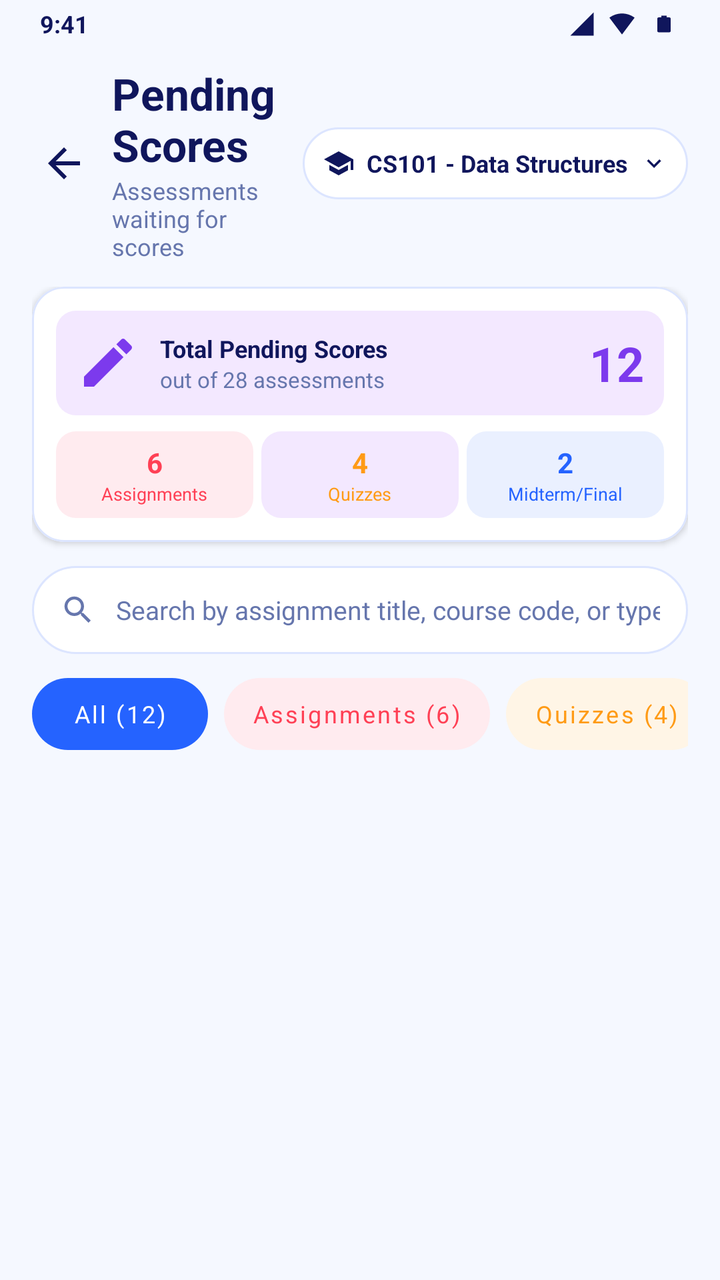
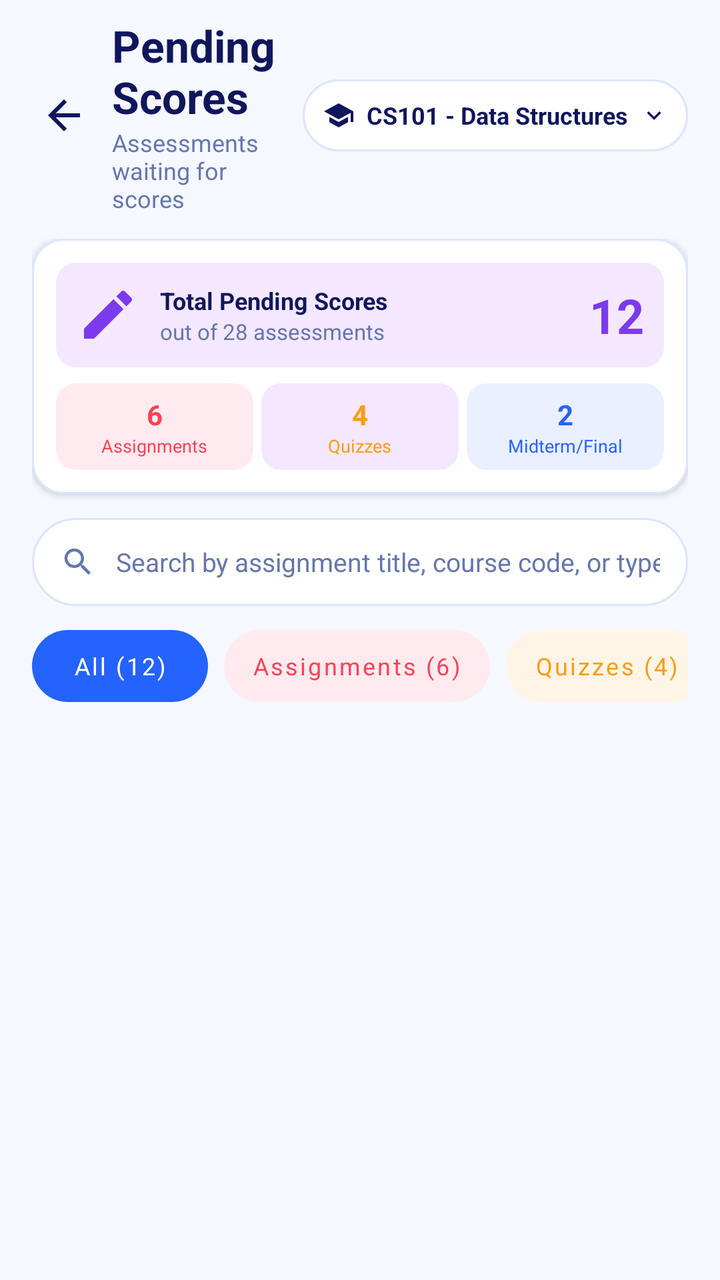

Compare the two renders of this Android layout. The source of the first and the diff that turns it into the second are given below.
<!-- AndroidManifest.xml: application theme Theme.Studentlearnanalytics -->
<!-- res/layout/fragment_manage_scores.xml -->
<?xml version="1.0" encoding="utf-8"?>
<LinearLayout
    xmlns:android="http://schemas.android.com/apk/res/android"
    xmlns:app="http://schemas.android.com/apk/res-auto"
    android:layout_width="match_parent"
    android:layout_height="match_parent"
    android:orientation="vertical"
    android:background="@color/teacher_bg"
    android:fitsSystemWindows="true">

    
    <RelativeLayout
        android:layout_width="match_parent"
        android:layout_height="24dp"
        android:paddingStart="20dp"
        android:paddingEnd="20dp"
        android:gravity="center_vertical">

        <TextView
            android:id="@+id/tvStatusBarTime"
            android:layout_width="wrap_content"
            android:layout_height="wrap_content"
            android:text="9:41"
            android:textColor="@color/teacher_dark_navy"
            android:textSize="12sp"
            android:textStyle="bold"
            android:layout_alignParentStart="true"
            android:layout_centerVertical="true"/>

        <LinearLayout
            android:layout_width="wrap_content"
            android:layout_height="wrap_content"
            android:orientation="horizontal"
            android:gravity="center_vertical"
            android:layout_alignParentEnd="true"
            android:layout_centerVertical="true">

            <ImageView
                android:layout_width="14dp"
                android:layout_height="14dp"
                android:src="@drawable/ic_signal_status"
                app:tint="@color/teacher_dark_navy"
                android:contentDescription="Signal" />

            <ImageView
                android:layout_width="14dp"
                android:layout_height="14dp"
                android:layout_marginStart="6dp"
                android:src="@drawable/ic_wifi_status"
                app:tint="@color/teacher_dark_navy"
                android:contentDescription="WiFi" />

            <ImageView
                android:layout_width="16dp"
                android:layout_height="14dp"
                android:layout_marginStart="6dp"
                android:src="@drawable/ic_battery_status"
                app:tint="@color/teacher_dark_navy"
                android:contentDescription="Battery" />
        </LinearLayout>
    </RelativeLayout>

    
    <LinearLayout
        android:layout_width="match_parent"
        android:layout_height="wrap_content"
        android:orientation="horizontal"
        android:gravity="center_vertical"
        android:paddingStart="16dp"
        android:paddingEnd="16dp"
        android:paddingTop="8dp"
        android:paddingBottom="8dp">

        <ImageView
            android:id="@+id/btnTeacherPendingScoresBack"
            android:layout_width="32dp"
            android:layout_height="32dp"
            android:padding="4dp"
            android:src="@drawable/ic_back"
            app:tint="@color/teacher_dark_navy"
            android:contentDescription="Back"
            android:clickable="true"
            android:focusable="true"
            android:background="?attr/selectableItemBackgroundBorderless" />

        <LinearLayout
            android:layout_width="0dp"
            android:layout_height="wrap_content"
            android:layout_weight="1"
            android:layout_marginStart="8dp"
            android:orientation="vertical">

            <TextView
                android:layout_width="wrap_content"
                android:layout_height="wrap_content"
                android:text="Pending Scores"
                android:textColor="@color/teacher_dark_navy"
                android:textSize="22sp"
                android:textStyle="bold" />

            <TextView
                android:layout_width="wrap_content"
                android:layout_height="wrap_content"
                android:text="Assessments waiting for scores"
                android:textColor="@color/teacher_secondary_text"
                android:textSize="12sp" />
        </LinearLayout>

        
        <LinearLayout
            android:id="@+id/btnCourseSelector"
            android:layout_width="wrap_content"
            android:layout_height="36dp"
            android:background="@drawable/bg_teacher_dropdown"
            android:gravity="center_vertical"
            android:orientation="horizontal"
            android:paddingHorizontal="10dp"
            android:clickable="true"
            android:focusable="true"
            android:foreground="?attr/selectableItemBackground">

            <ImageView
                android:layout_width="16dp"
                android:layout_height="16dp"
                android:src="@drawable/ic_graduation_cap"
                app:tint="@color/teacher_dark_navy"
                android:contentDescription="Course" />

            <TextView
                android:id="@+id/tvSelectedCourseName"
                android:layout_width="wrap_content"
                android:layout_height="wrap_content"
                android:layout_marginStart="6dp"
                android:layout_marginEnd="6dp"
                android:text="CS101 - Data Structures"
                android:textColor="@color/teacher_dark_navy"
                android:textSize="12sp"
                android:textStyle="bold" />

            <ImageView
                android:layout_width="14dp"
                android:layout_height="14dp"
                android:src="@drawable/ic_chevron_down"
                app:tint="@color/teacher_dark_navy"
                android:contentDescription="Dropdown" />
        </LinearLayout>
    </LinearLayout>

    <ScrollView
        android:layout_width="match_parent"
        android:layout_height="0dp"
        android:layout_weight="1"
        android:fillViewport="true"
        android:scrollbars="none">

        <LinearLayout
            android:layout_width="match_parent"
            android:layout_height="wrap_content"
            android:orientation="vertical"
            android:paddingHorizontal="16dp"
            android:paddingTop="4dp"
            android:paddingBottom="16dp">

            
            <com.google.android.material.card.MaterialCardView
                android:layout_width="match_parent"
                android:layout_height="wrap_content"
                android:layout_marginBottom="12dp"
                app:cardBackgroundColor="@color/teacher_card_bg"
                app:cardCornerRadius="16dp"
                app:cardElevation="2dp"
                app:strokeColor="@color/teacher_border"
                app:strokeWidth="1dp">

                <LinearLayout
                    android:layout_width="match_parent"
                    android:layout_height="wrap_content"
                    android:orientation="vertical"
                    android:padding="12dp">

                    
                    <LinearLayout
                        android:layout_width="match_parent"
                        android:layout_height="wrap_content"
                        android:orientation="horizontal"
                        android:gravity="center_vertical"
                        android:background="@drawable/bg_metric_purple"
                        android:padding="10dp">

                        <ImageView
                            android:layout_width="32dp"
                            android:layout_height="32dp"
                            android:src="@drawable/ic_pencil_edit"
                            app:tint="#7C3AED"
                            android:contentDescription="Pencil" />

                        <LinearLayout
                            android:layout_width="0dp"
                            android:layout_height="wrap_content"
                            android:layout_weight="1"
                            android:layout_marginStart="10dp"
                            android:orientation="vertical">

                            <TextView
                                android:layout_width="wrap_content"
                                android:layout_height="wrap_content"
                                android:text="Total Pending Scores"
                                android:textColor="@color/teacher_dark_navy"
                                android:textSize="12sp"
                                android:textStyle="bold" />

                            <TextView
                                android:id="@+id/tvTotalPendingSubtext"
                                android:layout_width="wrap_content"
                                android:layout_height="wrap_content"
                                android:text="out of 28 assessments"
                                android:textColor="@color/teacher_secondary_text"
                                android:textSize="11sp" />
                        </LinearLayout>

                        <TextView
                            android:id="@+id/tvTotalPendingCount"
                            android:layout_width="wrap_content"
                            android:layout_height="wrap_content"
                            android:text="12"
                            android:textColor="#7C3AED"
                            android:textSize="24sp"
                            android:textStyle="bold" />
                    </LinearLayout>

                    
                    <LinearLayout
                        android:layout_width="match_parent"
                        android:layout_height="wrap_content"
                        android:layout_marginTop="8dp"
                        android:orientation="horizontal">

                        
                        <LinearLayout
                            android:layout_width="0dp"
                            android:layout_height="wrap_content"
                            android:layout_weight="1"
                            android:background="@drawable/bg_metric_red"
                            android:gravity="center"
                            android:orientation="vertical"
                            android:paddingVertical="6dp"
                            android:layout_marginEnd="2dp">

                            <TextView
                                android:id="@+id/tvCountAssignments"
                                android:layout_width="wrap_content"
                                android:layout_height="wrap_content"
                                android:text="6"
                                android:textColor="@color/status_at_risk_text"
                                android:textSize="14sp"
                                android:textStyle="bold" />

                            <TextView
                                android:layout_width="wrap_content"
                                android:layout_height="wrap_content"
                                android:text="Assignments"
                                android:textColor="@color/status_at_risk_text"
                                android:textSize="9sp" />
                        </LinearLayout>

                        
                        <LinearLayout
                            android:layout_width="0dp"
                            android:layout_height="wrap_content"
                            android:layout_weight="1"
                            android:background="@drawable/bg_metric_purple"
                            android:gravity="center"
                            android:orientation="vertical"
                            android:paddingVertical="6dp"
                            android:layout_marginHorizontal="2dp">

                            <TextView
                                android:id="@+id/tvCountQuizzes"
                                android:layout_width="wrap_content"
                                android:layout_height="wrap_content"
                                android:text="4"
                                android:textColor="@color/status_attention_text"
                                android:textSize="14sp"
                                android:textStyle="bold" />

                            <TextView
                                android:layout_width="wrap_content"
                                android:layout_height="wrap_content"
                                android:text="Quizzes"
                                android:textColor="@color/status_attention_text"
                                android:textSize="9sp" />
                        </LinearLayout>

                        
                        <LinearLayout
                            android:layout_width="0dp"
                            android:layout_height="wrap_content"
                            android:layout_weight="1"
                            android:background="@drawable/bg_metric_blue"
                            android:gravity="center"
                            android:orientation="vertical"
                            android:paddingVertical="6dp"
                            android:layout_marginStart="2dp">

                            <TextView
                                android:id="@+id/tvCountExams"
                                android:layout_width="wrap_content"
                                android:layout_height="wrap_content"
                                android:text="2"
                                android:textColor="@color/teacher_primary_blue"
                                android:textSize="14sp"
                                android:textStyle="bold" />

                            <TextView
                                android:layout_width="wrap_content"
                                android:layout_height="wrap_content"
                                android:text="Midterm/Final"
                                android:textColor="@color/teacher_primary_blue"
                                android:textSize="9sp" />
                        </LinearLayout>

                    </LinearLayout>

                </LinearLayout>

            </com.google.android.material.card.MaterialCardView>

            
            <LinearLayout
                android:layout_width="match_parent"
                android:layout_height="44dp"
                android:background="@drawable/bg_search_input"
                android:gravity="center_vertical"
                android:orientation="horizontal"
                android:paddingHorizontal="14dp"
                android:layout_marginBottom="12dp">

                <ImageView
                    android:layout_width="18dp"
                    android:layout_height="18dp"
                    android:src="@drawable/ic_search"
                    app:tint="@color/teacher_secondary_text"
                    android:contentDescription="Search" />

                <EditText
                    android:id="@+id/edtSearchPending"
                    android:layout_width="match_parent"
                    android:layout_height="match_parent"
                    android:layout_marginStart="10dp"
                    android:background="@null"
                    android:hint="Search by assignment title, course code, or type..."
                    android:imeOptions="actionSearch"
                    android:inputType="text"
                    android:textColor="@color/teacher_dark_navy"
                    android:textColorHint="@color/teacher_secondary_text"
                    android:textSize="13sp" />
            </LinearLayout>

            
            <HorizontalScrollView
                android:layout_width="match_parent"
                android:layout_height="wrap_content"
                android:scrollbars="none"
                android:layout_marginBottom="12dp">

                <LinearLayout
                    android:layout_width="wrap_content"
                    android:layout_height="wrap_content"
                    android:orientation="horizontal"
                    android:gravity="center_vertical">

                    <com.google.android.material.button.MaterialButton
                        android:id="@+id/btnFilterAllPending"
                        style="@style/Widget.MaterialComponents.Button.UnelevatedButton"
                        android:layout_width="wrap_content"
                        android:layout_height="36dp"
                        android:text="All (12)"
                        android:textAllCaps="false"
                        android:textSize="12sp"
                        android:textColor="@color/white"
                        app:backgroundTint="@color/teacher_primary_blue"
                        app:cornerRadius="18dp"
                        android:paddingHorizontal="14dp"
                        android:insetTop="0dp"
                        android:insetBottom="0dp" />

                    <com.google.android.material.button.MaterialButton
                        android:id="@+id/btnFilterAssignments"
                        style="@style/Widget.MaterialComponents.Button.UnelevatedButton"
                        android:layout_width="wrap_content"
                        android:layout_height="36dp"
                        android:layout_marginStart="8dp"
                        android:text="Assignments (6)"
                        android:textAllCaps="false"
                        android:textSize="12sp"
                        android:textColor="@color/status_at_risk_text"
                        app:backgroundTint="@color/status_at_risk_bg"
                        app:cornerRadius="18dp"
                        android:paddingHorizontal="14dp"
                        android:insetTop="0dp"
                        android:insetBottom="0dp" />

                    <com.google.android.material.button.MaterialButton
                        android:id="@+id/btnFilterQuizzes"
                        style="@style/Widget.MaterialComponents.Button.UnelevatedButton"
                        android:layout_width="wrap_content"
                        android:layout_height="36dp"
                        android:layout_marginStart="8dp"
                        android:text="Quizzes (4)"
                        android:textAllCaps="false"
                        android:textSize="12sp"
                        android:textColor="@color/status_attention_text"
                        app:backgroundTint="@color/status_attention_bg"
                        app:cornerRadius="18dp"
                        android:paddingHorizontal="14dp"
                        android:insetTop="0dp"
                        android:insetBottom="0dp" />

                    <com.google.android.material.button.MaterialButton
                        android:id="@+id/btnFilterExams"
                        style="@style/Widget.MaterialComponents.Button.UnelevatedButton"
                        android:layout_width="wrap_content"
                        android:layout_height="36dp"
                        android:layout_marginStart="8dp"
                        android:text="Exams (2)"
                        android:textAllCaps="false"
                        android:textSize="12sp"
                        android:textColor="@color/teacher_primary_blue"
                        app:backgroundTint="@color/teacher_surface_light"
                        app:cornerRadius="18dp"
                        android:paddingHorizontal="14dp"
                        android:insetTop="0dp"
                        android:insetBottom="0dp" />

                    <com.google.android.material.button.MaterialButton
                        android:id="@+id/btnFilterOverdue"
                        style="@style/Widget.MaterialComponents.Button.UnelevatedButton"
                        android:layout_width="wrap_content"
                        android:layout_height="36dp"
                        android:layout_marginStart="8dp"
                        android:text="Overdue (3)"
                        android:textAllCaps="false"
                        android:textSize="12sp"
                        android:textColor="@color/status_at_risk_text"
                        app:backgroundTint="@color/status_at_risk_bg"
                        app:cornerRadius="18dp"
                        android:paddingHorizontal="14dp"
                        android:insetTop="0dp"
                        android:insetBottom="0dp" />

                    <LinearLayout
                        android:id="@+id/btnFilterDropdown"
                        android:layout_width="wrap_content"
                        android:layout_height="36dp"
                        android:layout_marginStart="8dp"
                        android:background="@drawable/bg_teacher_dropdown"
                        android:gravity="center_vertical"
                        android:orientation="horizontal"
                        android:paddingHorizontal="12dp"
                        android:clickable="true"
                        android:focusable="true">

                        <ImageView
                            android:layout_width="14dp"
                            android:layout_height="14dp"
                            android:src="@drawable/ic_filter_sliders"
                            app:tint="@color/teacher_primary_blue"
                            android:contentDescription="Filter" />

                        <TextView
                            android:layout_width="wrap_content"
                            android:layout_height="wrap_content"
                            android:layout_marginStart="6dp"
                            android:layout_marginEnd="4dp"
                            android:text="Filter"
                            android:textColor="@color/teacher_primary_blue"
                            android:textSize="12sp"
                            android:textStyle="bold" />

                        <ImageView
                            android:layout_width="12dp"
                            android:layout_height="12dp"
                            android:src="@drawable/ic_chevron_down"
                            app:tint="@color/teacher_primary_blue"
                            android:contentDescription="Chevron" />
                    </LinearLayout>

                </LinearLayout>
            </HorizontalScrollView>

            
            <androidx.recyclerview.widget.RecyclerView
                android:id="@+id/rvPendingAssessments"
                android:layout_width="match_parent"
                android:layout_height="wrap_content"
                android:nestedScrollingEnabled="false" />

        </LinearLayout>
    </ScrollView>

</LinearLayout>
<!-- resources referenced by this layout -->
<resources>
  <color name="status_at_risk_bg">#FFEBEF</color>
  <color name="status_at_risk_text">#FF4055</color>
  <color name="status_attention_bg">#FFF5E6</color>
  <color name="status_attention_text">#FF9B16</color>
  <color name="teacher_bg">#F5F8FF</color>
  <color name="teacher_border">#DCE5FF</color>
  <color name="teacher_card_bg">#FFFFFF</color>
  <color name="teacher_dark_navy">#10165C</color>
  <color name="teacher_primary_blue">#2563FF</color>
  <color name="teacher_secondary_text">#6676AD</color>
  <color name="teacher_surface_light">#EAF0FF</color>
  <color name="white">#FFFFFFFF</color>
  <!-- drawable bg_metric_blue (drawable) -->
  <?xml version="1.0" encoding="utf-8"?>
  <shape xmlns:android="http://schemas.android.com/apk/res/android"
      android:shape="rectangle">
      <solid android:color="@color/teacher_surface_light" />
      <corners android:radius="10dp" />
  </shape>
  <!-- drawable bg_metric_purple (drawable) -->
  <?xml version="1.0" encoding="utf-8"?>
  <shape xmlns:android="http://schemas.android.com/apk/res/android"
      android:shape="rectangle">
      <solid android:color="#F3E8FF" />
      <corners android:radius="10dp" />
  </shape>
  <!-- drawable bg_metric_red (drawable) -->
  <?xml version="1.0" encoding="utf-8"?>
  <shape xmlns:android="http://schemas.android.com/apk/res/android"
      android:shape="rectangle">
      <solid android:color="@color/status_at_risk_bg" />
      <corners android:radius="10dp" />
  </shape>
  <!-- drawable bg_search_input (drawable) -->
  <?xml version="1.0" encoding="utf-8"?>
  <shape xmlns:android="http://schemas.android.com/apk/res/android"
      android:shape="rectangle">
      <solid android:color="@color/teacher_card_bg" />
      <stroke
          android:width="1dp"
          android:color="@color/teacher_border" />
      <corners android:radius="24dp" />
  </shape>
  <!-- drawable ic_battery_status (drawable) -->
  <?xml version="1.0" encoding="utf-8"?>
  <vector xmlns:android="http://schemas.android.com/apk/res/android"
      android:width="22dp"
      android:height="14dp"
      android:viewportWidth="24"
      android:viewportHeight="24">
      <path
          android:fillColor="#111B6B"
          android:pathData="M15.67,4H14V2h-4v2H8.33C7.6,4 7,4.6 7,5.33v15.33C7,21.4 7.6,22 8.33,22h7.33c0.74,0 1.34,-0.6 1.34,-1.33V5.33C17,4.6 16.4,4 15.67,4z"/>
  </vector>
  <!-- drawable ic_filter_sliders (drawable) -->
  <vector xmlns:android="http://schemas.android.com/apk/res/android"
      android:width="24dp"
      android:height="24dp"
      android:viewportWidth="24"
      android:viewportHeight="24">
    <path
        android:fillColor="#FF000000"
        android:pathData="M10,18h4v-2h-4v2zM3,6v2h18V6H3zm3,7h12v-2H6v2z"/>
  </vector>
  <!-- drawable ic_signal_status (drawable) -->
  <?xml version="1.0" encoding="utf-8"?>
  <vector xmlns:android="http://schemas.android.com/apk/res/android"
      android:width="16dp"
      android:height="16dp"
      android:viewportWidth="24"
      android:viewportHeight="24">
      <path
          android:fillColor="#111B6B"
          android:pathData="M2,22h20V2L2,22z"/>
  </vector>
  <!-- drawable ic_wifi_status (drawable) -->
  <?xml version="1.0" encoding="utf-8"?>
  <vector xmlns:android="http://schemas.android.com/apk/res/android"
      android:width="16dp"
      android:height="16dp"
      android:viewportWidth="24"
      android:viewportHeight="24">
      <path
          android:fillColor="#111B6B"
          android:pathData="M12,3C7.95,3 4.21,4.34 1.2,6.6L12,21 22.8,6.6C19.79,4.34 16.05,3 12,3z"/>
  </vector>
  <color name="text_primary">#1E1B4B</color>
  <color name="primary">#5B3DF5</color>
  <color name="primary_dark">#4324EB</color>
  <color name="primary_light">#5B3DF5</color>
  <color name="app_background">#F8F9FC</color>
  <!-- unchanged entries left out for length: 7 -->
</resources>

<!-- the commit's change to res/layout/fragment_manage_scores.xml (unified diff, before → after) -->
@@ -7,58 +7,6 @@
     android:orientation="vertical"
     android:background="@color/teacher_bg"
     android:fitsSystemWindows="true">
-
-    
-    <RelativeLayout
-        android:layout_width="match_parent"
-        android:layout_height="24dp"
-        android:paddingStart="20dp"
-        android:paddingEnd="20dp"
-        android:gravity="center_vertical">
-
-        <TextView
-            android:id="@+id/tvStatusBarTime"
-            android:layout_width="wrap_content"
-            android:layout_height="wrap_content"
-            android:text="9:41"
-            android:textColor="@color/teacher_dark_navy"
-            android:textSize="12sp"
-            android:textStyle="bold"
-            android:layout_alignParentStart="true"
-            android:layout_centerVertical="true"/>
-
-        <LinearLayout
-            android:layout_width="wrap_content"
-            android:layout_height="wrap_content"
-            android:orientation="horizontal"
-            android:gravity="center_vertical"
-            android:layout_alignParentEnd="true"
-            android:layout_centerVertical="true">
-
-            <ImageView
-                android:layout_width="14dp"
-                android:layout_height="14dp"
-                android:src="@drawable/ic_signal_status"
-                app:tint="@color/teacher_dark_navy"
-                android:contentDescription="Signal" />
-
-            <ImageView
-                android:layout_width="14dp"
-                android:layout_height="14dp"
-                android:layout_marginStart="6dp"
-                android:src="@drawable/ic_wifi_status"
-                app:tint="@color/teacher_dark_navy"
-                android:contentDescription="WiFi" />
-
-            <ImageView
-                android:layout_width="16dp"
-                android:layout_height="14dp"
-                android:layout_marginStart="6dp"
-                android:src="@drawable/ic_battery_status"
-                app:tint="@color/teacher_dark_navy"
-                android:contentDescription="Battery" />
-        </LinearLayout>
-    </RelativeLayout>
 
     
     <LinearLayout
<!-- resource entries referenced after the edit -->
@@ -43,17 +43,6 @@
           android:color="@color/teacher_border" />
       <corners android:radius="24dp" />
   </shape>
-  <!-- drawable ic_battery_status (drawable) -->
-  <?xml version="1.0" encoding="utf-8"?>
-  <vector xmlns:android="http://schemas.android.com/apk/res/android"
-      android:width="22dp"
-      android:height="14dp"
-      android:viewportWidth="24"
-      android:viewportHeight="24">
-      <path
-          android:fillColor="#111B6B"
-          android:pathData="M15.67,4H14V2h-4v2H8.33C7.6,4 7,4.6 7,5.33v15.33C7,21.4 7.6,22 8.33,22h7.33c0.74,0 1.34,-0.6 1.34,-1.33V5.33C17,4.6 16.4,4 15.67,4z"/>
-  </vector>
   <!-- drawable ic_filter_sliders (drawable) -->
   <vector xmlns:android="http://schemas.android.com/apk/res/android"
       android:width="24dp"
@@ -64,28 +53,6 @@
         android:fillColor="#FF000000"
         android:pathData="M10,18h4v-2h-4v2zM3,6v2h18V6H3zm3,7h12v-2H6v2z"/>
   </vector>
-  <!-- drawable ic_signal_status (drawable) -->
-  <?xml version="1.0" encoding="utf-8"?>
-  <vector xmlns:android="http://schemas.android.com/apk/res/android"
-      android:width="16dp"
-      android:height="16dp"
-      android:viewportWidth="24"
-      android:viewportHeight="24">
-      <path
-          android:fillColor="#111B6B"
-          android:pathData="M2,22h20V2L2,22z"/>
-  </vector>
-  <!-- drawable ic_wifi_status (drawable) -->
-  <?xml version="1.0" encoding="utf-8"?>
-  <vector xmlns:android="http://schemas.android.com/apk/res/android"
-      android:width="16dp"
-      android:height="16dp"
-      android:viewportWidth="24"
-      android:viewportHeight="24">
-      <path
-          android:fillColor="#111B6B"
-          android:pathData="M12,3C7.95,3 4.21,4.34 1.2,6.6L12,21 22.8,6.6C19.79,4.34 16.05,3 12,3z"/>
-  </vector>
   <color name="text_primary">#1E1B4B</color>
   <color name="primary">#5B3DF5</color>
   <color name="primary_dark">#4324EB</color>
